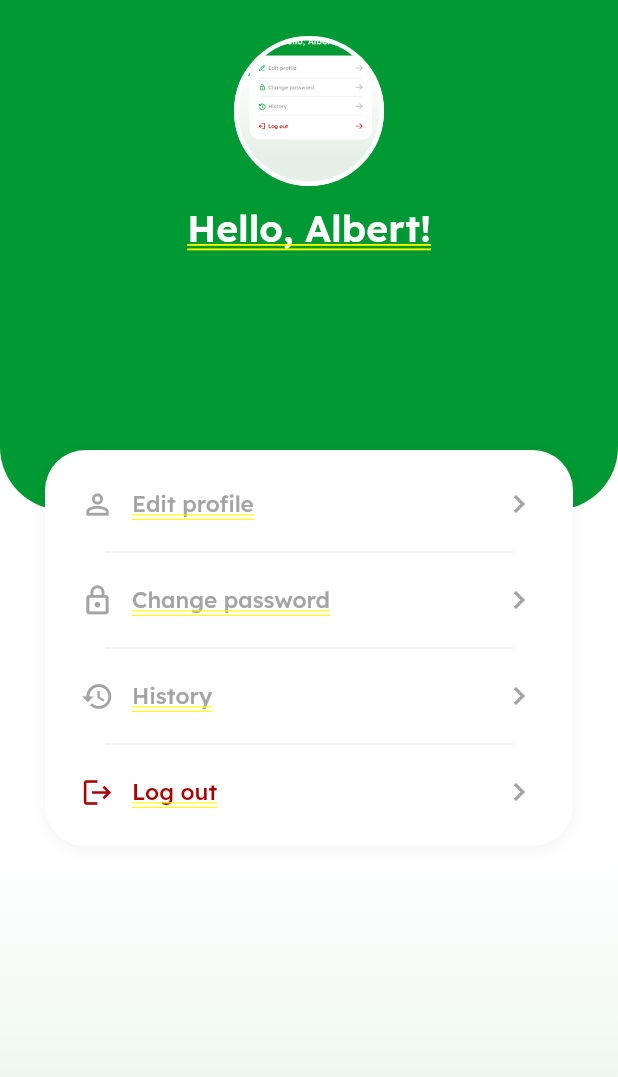
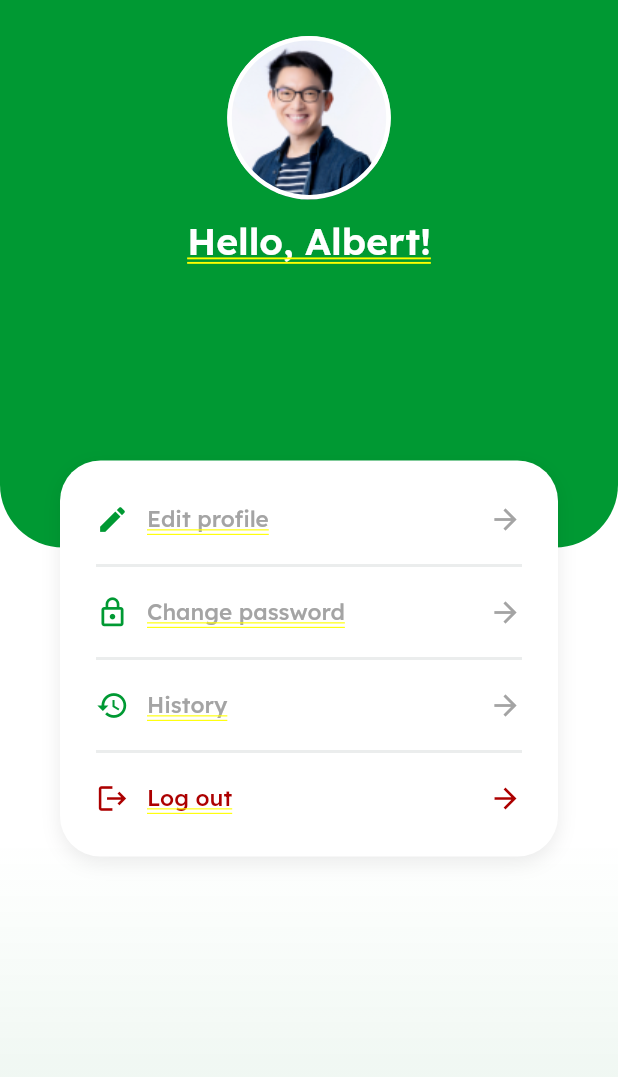
Before and after one commit to diasutsman/pohon_kehutanan, a Flutter app: the ProfilePage screen opened by its route, on a phone screen of 412 x 824 dp. Shown: the top 1077 px of the screen. Run offline on Flutter 3.47's test engine with Material 3 defaults, Android fonts, the phone set to English and light mode, and no system bars; our stand-ins replace flutter_svg, google_fonts.

Commit message:
feat: enhance profile and sign-in screens with updated UI, styling, and new image assets.

```diff
--- a/lib/profile.dart
+++ b/lib/profile.dart
@@ -8,7 +8,7 @@ class ProfilePage extends StatelessWidget {
   Widget build(BuildContext context) {
     return Stack(
       children: [
-        // Background gradient
+        // Background gradient (Rectangle 34)
         Container(
           decoration: const BoxDecoration(
             gradient: LinearGradient(
@@ -18,15 +18,16 @@ class ProfilePage extends StatelessWidget {
             ),
           ),
         ),
-        // Green header
+        // Green header (HIJAU section)
         Column(
           children: [
+            // Rectangle 31 – rounded green block
             Container(
               width: double.infinity,
-              height: 340,
-              decoration: BoxDecoration(
-                color: const Color(0xFF009933),
-                borderRadius: const BorderRadius.only(
+              height: 365,
+              decoration: const BoxDecoration(
+                color: Color(0xFF009933),
+                borderRadius: BorderRadius.only(
                   bottomLeft: Radius.circular(42),
                   bottomRight: Radius.circular(42),
                 ),
@@ -35,22 +36,22 @@ class ProfilePage extends StatelessWidget {
                 child: Column(
                   children: [
                     const SizedBox(height: 24),
-                    // Avatar
+                    // Avatar – Ellipse 3 (109×109, #D9D9D9)
                     Container(
-                      width: 100,
-                      height: 100,
+                      width: 109,
+                      height: 109,
                       decoration: BoxDecoration(
                         shape: BoxShape.circle,
                         color: const Color(0xFFD9D9D9),
                         border: Border.all(color: Colors.white, width: 3),
                         image: const DecorationImage(
-                          image: AssetImage('figma-uis/PROFILE.png'),
+                          image: AssetImage('assets/images/pp.png'),
                           fit: BoxFit.cover,
                         ),
                       ),
                     ),
                     const SizedBox(height: 12),
-                    // Greeting
+                    // "Hello, Albert!" – Lexend 600/25px, white
                     Text(
                       'Hello, Albert!',
                       style: GoogleFonts.lexend(
@@ -65,62 +66,69 @@ class ProfilePage extends StatelessWidget {
             ),
           ],
         ),
-        // Menu card
+        // Menu card (Rectangle 33)
         Positioned(
-          top: 300,
-          left: 30,
-          right: 30,
+          top: 307,
+          left: 40,
+          right: 40,
           child: Container(
-            padding: const EdgeInsets.symmetric(vertical: 12),
+            padding: const EdgeInsets.symmetric(vertical: 16),
             decoration: BoxDecoration(
               color: Colors.white,
               borderRadius: BorderRadius.circular(27),
               boxShadow: [
                 BoxShadow(
-                  color: Colors.black.withValues(alpha: 0.05),
-                  blurRadius: 8,
-                  offset: const Offset(0, 2),
+                  color: Colors.black.withValues(alpha: 0.08),
+                  blurRadius: 10,
+                  offset: const Offset(0, 4),
                 ),
               ],
             ),
             child: Column(
               children: [
+                // Edit profile – icon green (#009933)
                 _buildMenuItem(
                   context,
-                  icon: Icons.person_outline,
+                  icon: Icons.edit,
                   label: 'Edit profile',
                   onTap: () => Navigator.pushNamed(context, '/edit-profile'),
                 ),
+                // Line 1 – 2px solid #EBEDED
                 const Divider(
-                  indent: 40,
-                  endIndent: 40,
+                  indent: 24,
+                  endIndent: 24,
                   color: Color(0xFFEBEDED),
-                  thickness: 1,
+                  thickness: 2,
                 ),
+                // Change password – icon green (#009933)
                 _buildMenuItem(
                   context,
                   icon: Icons.lock_outline,
                   label: 'Change password',
                   onTap: () => Navigator.pushNamed(context, '/change-password'),
                 ),
+                // Line 2
                 const Divider(
-                  indent: 40,
-                  endIndent: 40,
+                  indent: 24,
+                  endIndent: 24,
                   color: Color(0xFFEBEDED),
-                  thickness: 1,
+                  thickness: 2,
                 ),
+                // History – icon green (#009933)
                 _buildMenuItem(
                   context,
                   icon: Icons.history,
                   label: 'History',
                   onTap: () => Navigator.pushNamed(context, '/history'),
                 ),
+                // Line 3
                 const Divider(
-                  indent: 40,
-                  endIndent: 40,
+                  indent: 24,
+                  endIndent: 24,
                   color: Color(0xFFEBEDED),
-                  thickness: 1,
+                  thickness: 2,
                 ),
+                // Log out – icon & text red (#AC0000)
                 _buildMenuItem(
                   context,
                   icon: Icons.logout,
@@ -147,19 +155,22 @@ class ProfilePage extends StatelessWidget {
     bool isLogout = false,
     required VoidCallback onTap,
   }) {
+    // Icon & text color: green for normal items, red for logout
+    final Color itemColor = isLogout
+        ? const Color(0xFFAC0000)
+        : const Color(0xFF009933);
+    // Arrow color: gray for normal items, red for logout
+    final Color arrowColor = isLogout
+        ? const Color(0xFFAC0000)
+        : const Color(0xFFA4A4A4);
+
     return InkWell(
       onTap: onTap,
       child: Padding(
         padding: const EdgeInsets.symmetric(horizontal: 24, vertical: 12),
         child: Row(
           children: [
-            Icon(
-              icon,
-              color: isLogout
-                  ? const Color(0xFFAC0000)
-                  : const Color(0xFFA4A4A4),
-              size: 22,
-            ),
+            Icon(icon, color: itemColor, size: 22),
             const SizedBox(width: 12),
             Expanded(
               child: Text(
@@ -173,7 +184,7 @@ class ProfilePage extends StatelessWidget {
                 ),
               ),
             ),
-            Icon(Icons.chevron_right, color: const Color(0xFFA4A4A4), size: 24),
+            Icon(Icons.arrow_forward, color: arrowColor, size: 22),
           ],
         ),
       ),
```
Also changed, not shown: lib/login.dart (+126 -43 lines), lib/signin.dart (+92 -22 lines), assets/images/bg-login2.png (added), assets/images/pp.png (added).
